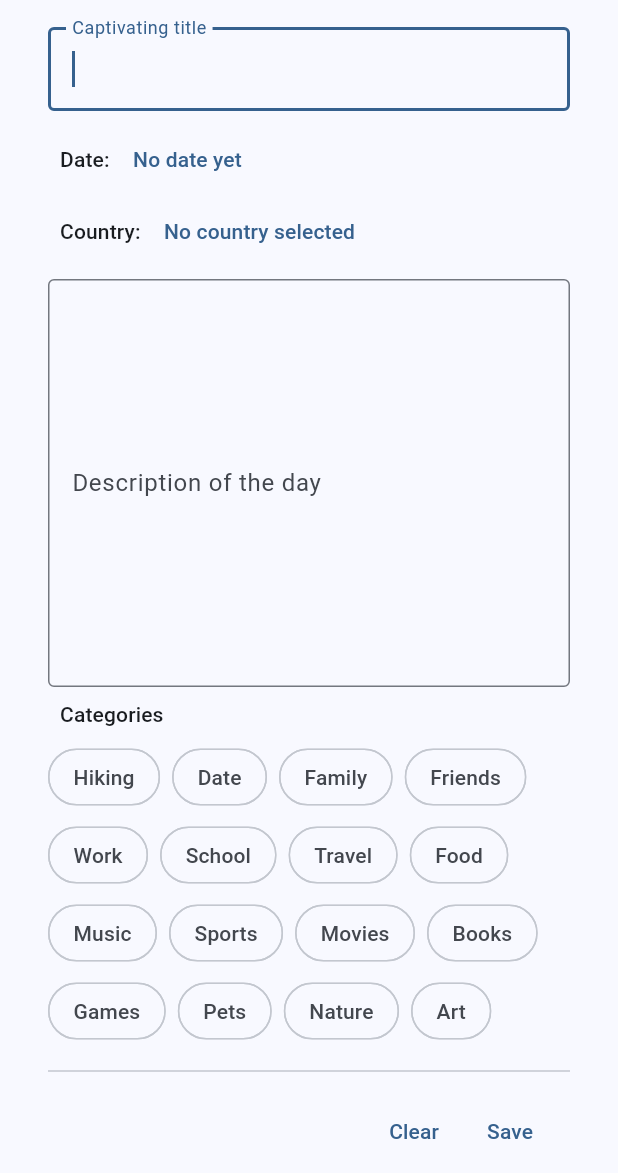
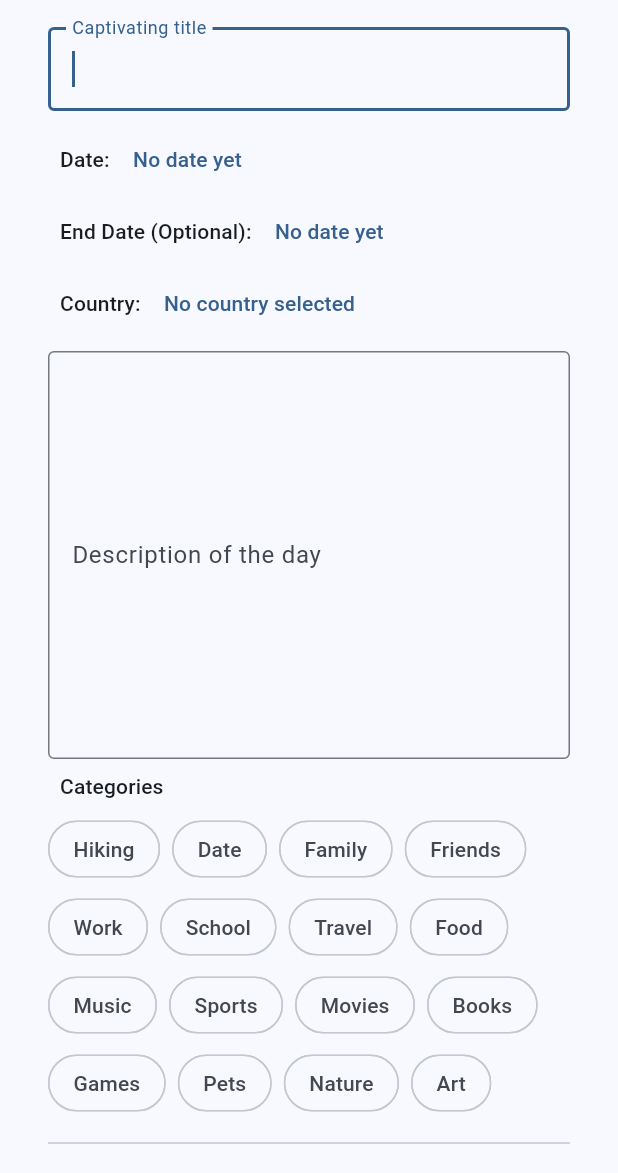
Before and after one commit to anleac/coconut_chronicles, a Flutter app: the screen it shows after launch, on a phone screen of 412 x 824 dp, the part 63-1236 px from its top. Run offline on Flutter 3.47's test engine with Material 2 defaults, Android fonts, the phone set to English and light mode, and no system bars; our stand-ins replace country_picker, flutter_secure_storage, package_info_plus, permission_handler, shared_preferences; missing offline and left inert: encrypt.

Commit message:
Make date params two lines

```diff
--- a/lib/core/storage/encryption.dart
+++ b/lib/core/storage/encryption.dart
@@ -31,9 +31,10 @@ class Encryption {
     var currentIv = await _getIv();
 
     if (currentKey != null && currentIv != null) {
-      // TODO: unencrypt all files first
       return;
     }
+
+    var succeededConverting = await _decryptAllEntries(currentKey!, currentIv!);
 
     await _encryptedKeyStorage.delete(key: StorageConstants.encryptionKeyKey);
     await _encryptedKeyStorage.delete(key: StorageConstants.encryptionIvKey);
@@ -64,8 +65,14 @@ class Encryption {
   static Future<String?> _getKey() async => await _encryptedKeyStorage.read(key: StorageConstants.encryptionKeyKey);
   static Future<String?> _getIv() async => await _encryptedKeyStorage.read(key: StorageConstants.encryptionIvKey);
 
+  static Future<bool> _decryptAllEntries(String key, String iv) async {
+    // TODO Implement this method to decrypt all entries in the storage
+    return true;
+  }
+
   static String _padKeyIfNeeded(String key) {
     if (key.length < encryptionKeyLength) {
+      // TODO improve the padding security
       return key.padRight(encryptionKeyLength, '0');
     }
 
--- a/lib/widgets/entry_form/inputs/date_selector.dart
+++ b/lib/widgets/entry_form/inputs/date_selector.dart
@@ -20,27 +20,38 @@ class _DateSelectorState extends State<DateSelector> {
   @override
   Widget build(BuildContext context) {
     return ScopedModelDescendant<EntryModel>(
-      builder: (context, child, model) => FormField<DateTime>(
-        builder: (state) => Column(children: [
+      builder: (context, child, model) => Column(children: [
+        Row(
+          children: [
+            FormField<DateTime>(
+              builder: (state) => Column(
+                children: [
                   Row(children: [
                     const IndentedCategoryText(text: 'Date: '),
                     TextButton(
                       onPressed: () => _openDatePicker(currentDate: model.date, endDate: false),
                       child: Text(model.safeDate),
                     ),
-            if (model.date != null) const Text('End Date (Optional): '),
-            if (model.date != null)
-              TextButton(
-                  onPressed: () => _openDatePicker(currentDate: model.endDate, endDate: true),
-                  child: Text(model.safeEndDate)),
                   ]),
                   if (state.hasError)
                     ValidationErrorText(
                       errorText: state.errorText!,
                     ),
+                ],
+              ),
+              validator: (_) => ValidatorHelper.emptyDateValidator(model.date),
+            )
+          ],
+        ),
+        Row(children: [
+          const IndentedCategoryText(
+            text: 'End Date (Optional): ',
+          ),
+          TextButton(
+              onPressed: () => _openDatePicker(currentDate: model.endDate, endDate: true),
+              child: Text(model.safeEndDate)),
         ]),
-        validator: (_) => ValidatorHelper.emptyDateValidator(model.date),
-      ),
+      ]),
     );
   }
 
--- a/lib/widgets/entry_form/inputs/indented_category_text.dart
+++ b/lib/widgets/entry_form/inputs/indented_category_text.dart
@@ -1,15 +1,17 @@
 import 'package:flutter/material.dart';
 
 class IndentedCategoryText extends StatelessWidget {
+  final double topIndentation;
   final double leftIndentation;
   final String text;
 
-  const IndentedCategoryText({Key? key, this.leftIndentation = 8, required this.text}) : super(key: key);
+  const IndentedCategoryText({Key? key, this.leftIndentation = 8, this.topIndentation = 0, required this.text})
+      : super(key: key);
 
   @override
   Widget build(BuildContext context) {
     return Padding(
-        padding: EdgeInsets.only(left: leftIndentation),
+        padding: EdgeInsets.only(left: leftIndentation, top: topIndentation),
         child: Text(text, style: Theme.of(context).textTheme.titleSmall));
   }
 }
```
Lines whose indentation alone changed are shown as unchanged.
